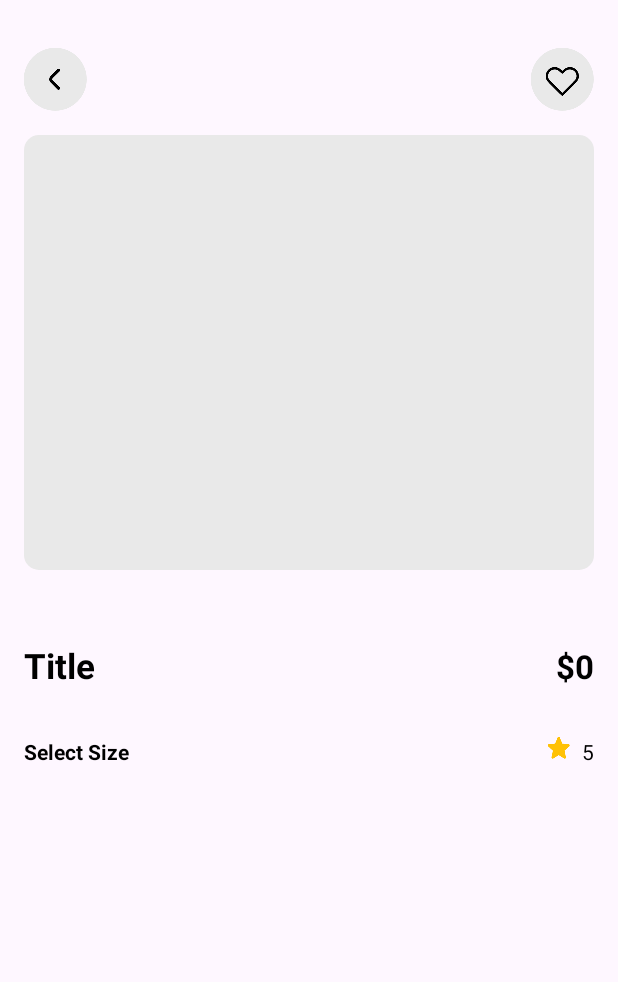
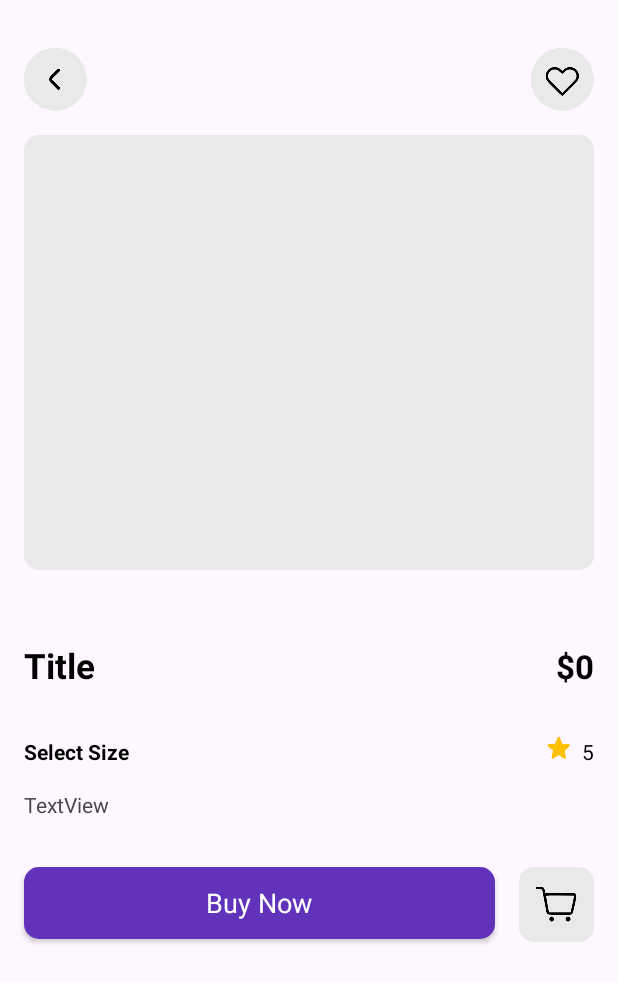
Before and after one commit to NotTarun11/Revive---App-Project, an Android app: the DetailActivity screen opened directly, with no data from a screen before it, on a phone screen of 412 x 824 dp. Shown: the top 982 px of the screen. Run offline under Robolectric (Android 15) with nearby library versions, the phone set to English and light mode, and no system bars; plain views replace DotsIndicator.

```diff
--- a/app/src/main/res/layout/activity_detail.xml
+++ b/app/src/main/res/layout/activity_detail.xml
@@ -136,7 +136,45 @@
             <androidx.recyclerview.widget.RecyclerView
                 android:id="@+id/sizeList"
                 android:layout_width="wrap_content"
-                android:layout_height="wrap_content" />
+                android:layout_height="wrap_content"
+                android:clipToPadding="false"
+                android:paddingStart="8dp"
+                android:paddingEnd="8dp"/>
+
+            <TextView
+                android:id="@+id/descriptionTxt"
+                android:layout_width="match_parent"
+                android:layout_height="wrap_content"
+                android:text="TextView"
+                android:layout_margin="16dp"/>
+
+            <LinearLayout
+                android:layout_width="match_parent"
+                android:layout_height="match_parent"
+                android:layout_margin="8dp"
+                android:orientation="horizontal">
+
+                <androidx.appcompat.widget.AppCompatButton
+                    style="@android:style/Widget.Button"
+                    android:id="@+id/addToCartBtn"
+                    android:layout_width="wrap_content"
+                    android:layout_height="wrap_content"
+                    android:textColor="@color/white"
+                    android:textSize="18sp"
+                    android:layout_weight="1"
+                    android:layout_margin="8dp"
+                    android:background="@drawable/purple_bg"
+                    android:text="Buy Now" />
+
+                <ImageButton
+                    android:id="@+id/cartBtn"
+                    android:layout_width="50dp"
+                    android:layout_height="50dp"
+                    android:background="@drawable/grey_bg"
+                    android:layout_margin="8dp"
+                    app:srcCompat="@drawable/btn_2"
+                    android:tint="@color/black"/>
+            </LinearLayout>
 
         </LinearLayout>
     </ScrollView>
```
Also changed, not shown: app/src/main/java/com/rubiconsurge/revive/Adapter/ColorAdapter.kt (added, +72 -0 lines), app/src/main/res/layout/viewholder_color.xml (added, +22 -0 lines), app/src/main/res/layout/viewholder_size.xml (added, +22 -0 lines).
